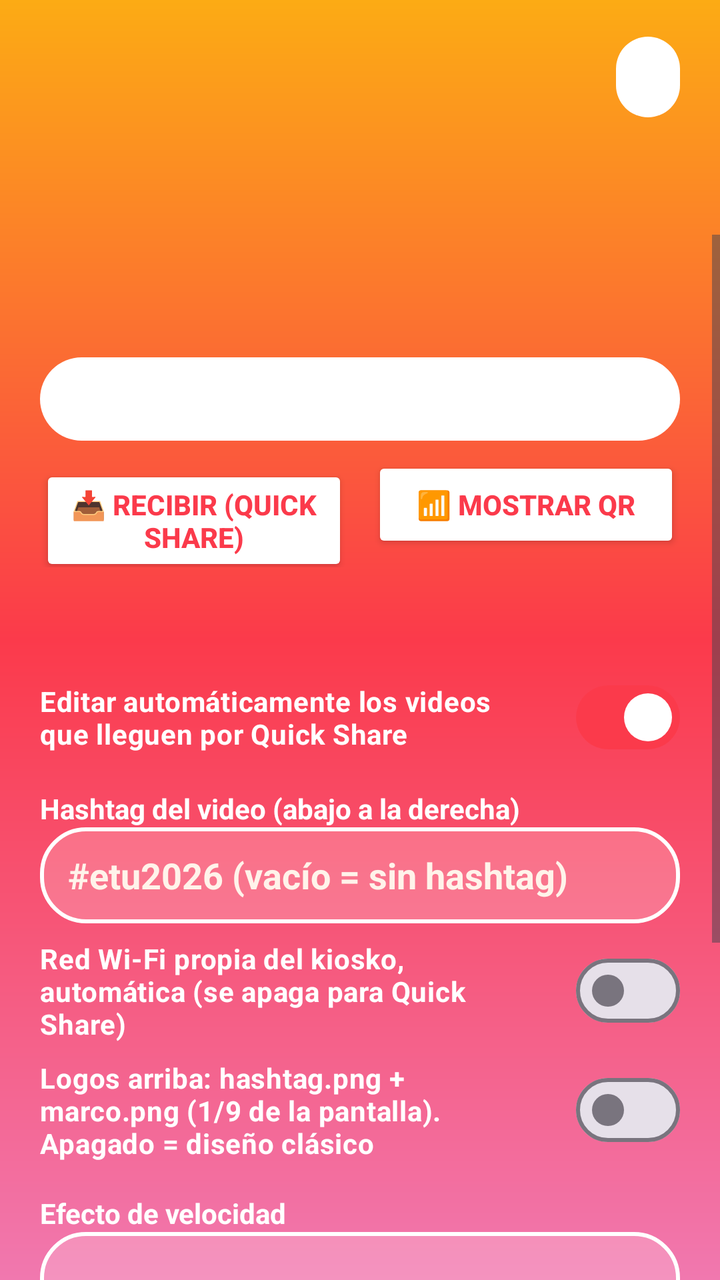
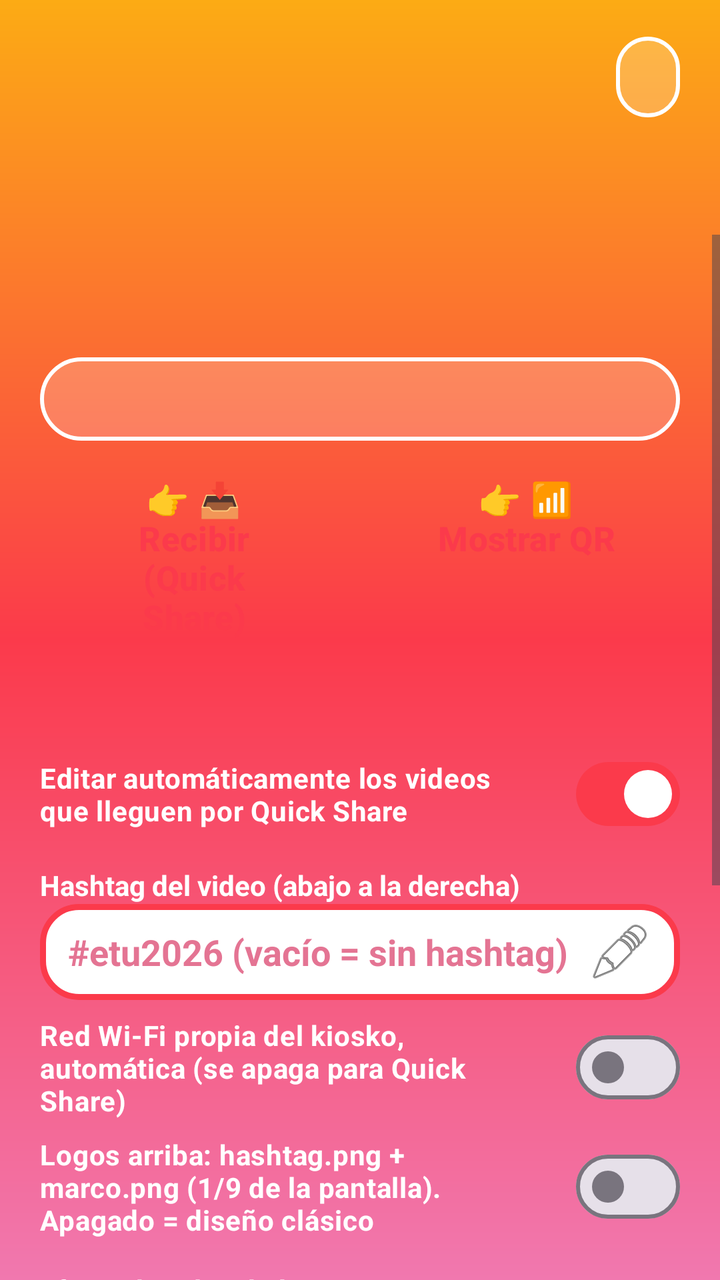

The first picture is an Android layout as it rendered before a commit; the second is the same layout after the commit. The layout source and the unified diff follow.
<!-- AndroidManifest.xml: application theme Theme.Kiosko -->
<!-- res/layout/activity_main.xml -->
<?xml version="1.0" encoding="utf-8"?>
<LinearLayout xmlns:android="http://schemas.android.com/apk/res/android"
    xmlns:app="http://schemas.android.com/apk/res-auto"
    android:layout_width="match_parent"
    android:layout_height="match_parent"
    android:background="@drawable/bg_screen"
    android:orientation="vertical">

    
    <LinearLayout
        android:layout_width="match_parent"
        android:layout_height="wrap_content"
        android:gravity="center_vertical"
        android:orientation="horizontal"
        android:paddingStart="20dp"
        android:paddingTop="16dp"
        android:paddingEnd="20dp">

        <TextView
            android:id="@+id/hashtag"
            android:layout_width="0dp"
            android:layout_height="wrap_content"
            android:layout_weight="1"
            android:rotation="-3"
            android:shadowColor="@color/coral"
            android:shadowDy="4"
            android:shadowRadius="1"
            android:textColor="@color/blanco"
            android:textSize="34sp"
            android:textStyle="bold" />

        <TextView
            android:id="@+id/counter"
            android:layout_width="wrap_content"
            android:layout_height="wrap_content"
            android:background="@drawable/bg_pill"
            android:paddingStart="16dp"
            android:paddingTop="8dp"
            android:paddingEnd="16dp"
            android:paddingBottom="8dp"
            android:textColor="@color/rojo"
            android:textSize="18sp"
            android:textStyle="bold" />
    </LinearLayout>

    <com.google.android.material.tabs.TabLayout
        android:id="@+id/tabs"
        android:layout_width="match_parent"
        android:layout_height="wrap_content"
        android:layout_marginTop="8dp"
        android:background="@android:color/transparent"
        app:tabIndicatorColor="@color/blanco"
        app:tabIndicatorFullWidth="false"
        app:tabIndicatorHeight="4dp"
        app:tabSelectedTextColor="@color/blanco"
        app:tabTextColor="@color/blanco_suave" />

    <FrameLayout
        android:layout_width="match_parent"
        android:layout_height="0dp"
        android:layout_weight="1">

        
        <ScrollView
            android:id="@+id/livePanel"
            android:layout_width="match_parent"
            android:layout_height="match_parent"
            android:fillViewport="true">

            <LinearLayout
                android:layout_width="match_parent"
                android:layout_height="wrap_content"
                android:gravity="center_horizontal"
                android:orientation="vertical"
                android:padding="20dp">

                <TextView
                    android:id="@+id/status"
                    android:layout_width="match_parent"
                    android:layout_height="wrap_content"
                    android:gravity="center"
                    android:textColor="@color/blanco"
                    android:textSize="22sp"
                    android:textStyle="bold" />

                <ProgressBar
                    android:id="@+id/progress"
                    style="?android:attr/progressBarStyleHorizontal"
                    android:layout_width="match_parent"
                    android:layout_height="wrap_content"
                    android:layout_marginTop="12dp"
                    android:max="100"
                    android:progressBackgroundTint="@color/blanco_suave"
                    android:progressTint="@color/blanco"
                    android:visibility="gone" />

                
                <TextView
                    android:id="@+id/modeText"
                    android:layout_width="match_parent"
                    android:layout_height="wrap_content"
                    android:layout_marginTop="12dp"
                    android:background="@drawable/bg_pill"
                    android:gravity="center"
                    android:padding="10dp"
                    android:textColor="@color/rojo"
                    android:textSize="16sp"
                    android:textStyle="bold" />

                <LinearLayout
                    android:layout_width="match_parent"
                    android:layout_height="wrap_content"
                    android:layout_marginTop="8dp"
                    android:orientation="horizontal">

                    <Button
                        android:id="@+id/receiveButton"
                        android:layout_width="0dp"
                        android:layout_height="wrap_content"
                        android:layout_marginEnd="6dp"
                        android:layout_weight="1"
                        android:backgroundTint="@color/blanco"
                        android:text="@string/receive_button"
                        android:textColor="@color/rojo"
                        android:textStyle="bold" />

                    <Button
                        android:id="@+id/shareButton"
                        android:layout_width="0dp"
                        android:layout_height="wrap_content"
                        android:layout_marginStart="6dp"
                        android:layout_weight="1"
                        android:backgroundTint="@color/blanco"
                        android:text="@string/share_button"
                        android:textColor="@color/rojo"
                        android:textStyle="bold" />
                </LinearLayout>

                
                <LinearLayout
                    android:id="@+id/resultRow"
                    android:layout_width="match_parent"
                    android:layout_height="wrap_content"
                    android:layout_marginTop="20dp"
                    android:baselineAligned="false"
                    android:gravity="center"
                    android:orientation="horizontal"
                    android:visibility="gone">

                    <LinearLayout
                        android:layout_width="0dp"
                        android:layout_height="wrap_content"
                        android:layout_marginEnd="12dp"
                        android:layout_weight="1"
                        android:background="@drawable/bg_card"
                        android:gravity="center_horizontal"
                        android:orientation="vertical"
                        android:padding="8dp">

                        <ImageView
                            android:id="@+id/preview"
                            android:layout_width="match_parent"
                            android:layout_height="300dp"
                            android:contentDescription="@string/preview_description"
                            android:scaleType="fitCenter" />

                        <TextView
                            android:id="@+id/previewLabel"
                            android:layout_width="wrap_content"
                            android:layout_height="wrap_content"
                            android:layout_marginTop="6dp"
                            android:textColor="@color/blanco"
                            android:textSize="16sp"
                            android:textStyle="bold" />
                    </LinearLayout>

                    <LinearLayout
                        android:layout_width="0dp"
                        android:layout_height="wrap_content"
                        android:layout_weight="1"
                        android:gravity="center_horizontal"
                        android:orientation="vertical">

                        <ImageView
                            android:id="@+id/qr"
                            android:layout_width="match_parent"
                            android:layout_height="wrap_content"
                            android:adjustViewBounds="true"
                            android:background="@drawable/bg_qr"
                            android:contentDescription="@string/qr_description"
                            android:padding="12dp"
                            android:scaleType="fitCenter" />

                        <TextView
                            android:layout_width="wrap_content"
                            android:layout_height="wrap_content"
                            android:layout_marginTop="10dp"
                            android:background="@drawable/bg_pill"
                            android:paddingStart="14dp"
                            android:paddingTop="6dp"
                            android:paddingEnd="14dp"
                            android:paddingBottom="6dp"
                            android:text="@string/scan_me"
                            android:textColor="@color/rojo"
                            android:textSize="16sp"
                            android:textStyle="bold" />
                    </LinearLayout>
                </LinearLayout>

                <CheckBox
                    android:id="@+id/authorizeCheck"
                    android:layout_width="match_parent"
                    android:layout_height="wrap_content"
                    android:layout_marginTop="14dp"
                    android:background="@drawable/bg_card"
                    android:buttonTint="@color/blanco"
                    android:minHeight="56dp"
                    android:padding="10dp"
                    android:text="@string/authorize"
                    android:textColor="@color/blanco"
                    android:textSize="18sp"
                    android:textStyle="bold"
                    android:visibility="gone" />

                
                <LinearLayout
                    android:id="@+id/wifiRow"
                    android:layout_width="match_parent"
                    android:layout_height="wrap_content"
                    android:layout_marginTop="14dp"
                    android:background="@drawable/bg_card"
                    android:gravity="center_vertical"
                    android:orientation="horizontal"
                    android:padding="10dp"
                    android:visibility="gone">

                    <ImageView
                        android:id="@+id/wifiQr"
                        android:layout_width="130dp"
                        android:layout_height="130dp"
                        android:background="@drawable/bg_qr"
                        android:contentDescription="@string/wifi_qr_description"
                        android:padding="6dp"
                        android:scaleType="fitCenter" />

                    <TextView
                        android:id="@+id/wifiText"
                        android:layout_width="0dp"
                        android:layout_height="wrap_content"
                        android:layout_marginStart="12dp"
                        android:layout_weight="1"
                        android:textColor="@color/blanco"
                        android:textSize="15sp" />
                </LinearLayout>

                <TextView
                    android:id="@+id/url"
                    android:layout_width="wrap_content"
                    android:layout_height="wrap_content"
                    android:layout_marginTop="8dp"
                    android:textColor="@color/blanco_suave"
                    android:textIsSelectable="true"
                    android:textSize="14sp" />

                <com.google.android.material.materialswitch.MaterialSwitch
                    android:id="@+id/autoSwitch"
                    android:layout_width="match_parent"
                    android:layout_height="wrap_content"
                    android:layout_marginTop="24dp"
                    android:checked="true"
                    android:text="@string/auto_process"
                    android:textColor="@color/blanco"
                    android:textStyle="bold" />

                <TextView
                    android:layout_width="match_parent"
                    android:layout_height="wrap_content"
                    android:layout_marginTop="12dp"
                    android:text="@string/hashtag_label"
                    android:textColor="@color/blanco"
                    android:textStyle="bold" />

                <EditText
                    android:id="@+id/hashtagInput"
                    android:layout_width="match_parent"
                    android:layout_height="wrap_content"
                    android:background="@drawable/bg_card"
                    android:hint="@string/hashtag_hint"
                    android:importantForAutofill="no"
                    android:inputType="text"
                    android:maxLength="40"
                    android:minHeight="48dp"
                    android:paddingStart="14dp"
                    android:paddingEnd="14dp"
                    android:textColor="@color/blanco"
                    android:textColorHint="@color/blanco_suave"
                    android:textStyle="bold" />

                <com.google.android.material.materialswitch.MaterialSwitch
                    android:id="@+id/ownNetworkSwitch"
                    android:layout_width="match_parent"
                    android:layout_height="wrap_content"
                    android:layout_marginTop="8dp"
                    android:text="@string/own_network"
                    android:textColor="@color/blanco"
                    android:textStyle="bold" />

                <com.google.android.material.materialswitch.MaterialSwitch
                    android:id="@+id/doubleLogoSwitch"
                    android:layout_width="match_parent"
                    android:layout_height="wrap_content"
                    android:layout_marginTop="8dp"
                    android:text="@string/double_logo"
                    android:textColor="@color/blanco"
                    android:textStyle="bold" />

                <TextView
                    android:id="@+id/doubleLogoWarning"
                    android:layout_width="match_parent"
                    android:layout_height="wrap_content"
                    android:text="@string/double_logo_missing"
                    android:textColor="@color/blanco"
                    android:visibility="gone" />

                <TextView
                    android:layout_width="match_parent"
                    android:layout_height="wrap_content"
                    android:layout_marginTop="16dp"
                    android:text="@string/speed_label"
                    android:textColor="@color/blanco"
                    android:textStyle="bold" />

                <Spinner
                    android:id="@+id/speedSpinner"
                    android:layout_width="match_parent"
                    android:layout_height="wrap_content"
                    android:background="@drawable/bg_card"
                    android:minHeight="48dp"
                    android:popupBackground="@color/blanco" />

                <TextView
                    android:layout_width="match_parent"
                    android:layout_height="wrap_content"
                    android:layout_marginTop="16dp"
                    android:text="@string/music_label"
                    android:textColor="@color/blanco"
                    android:textStyle="bold" />

                <Spinner
                    android:id="@+id/musicSpinner"
                    android:layout_width="match_parent"
                    android:layout_height="wrap_content"
                    android:background="@drawable/bg_card"
                    android:minHeight="48dp"
                    android:popupBackground="@color/blanco" />

                <TextView
                    android:id="@+id/musicWarning"
                    android:layout_width="match_parent"
                    android:layout_height="wrap_content"
                    android:text="@string/music_missing"
                    android:textColor="@color/blanco"
                    android:visibility="gone" />

                <Button
                    android:id="@+id/pickButton"
                    android:layout_width="match_parent"
                    android:layout_height="wrap_content"
                    android:layout_marginTop="16dp"
                    android:backgroundTint="@color/blanco"
                    android:text="@string/pick_video"
                    android:textColor="@color/rojo"
                    android:textStyle="bold" />

                <TextView
                    android:id="@+id/networkInfo"
                    android:layout_width="match_parent"
                    android:layout_height="wrap_content"
                    android:layout_marginTop="16dp"
                    android:textColor="@color/blanco_suave"
                    android:textSize="13sp" />

                <TextView
                    android:id="@+id/folderInfo"
                    android:layout_width="match_parent"
                    android:layout_height="wrap_content"
                    android:layout_marginTop="8dp"
                    android:textColor="@color/blanco_suave"
                    android:textSize="12sp" />
            </LinearLayout>
        </ScrollView>

        
        <LinearLayout
            android:id="@+id/historyPanel"
            android:layout_width="match_parent"
            android:layout_height="match_parent"
            android:orientation="vertical"
            android:paddingStart="12dp"
            android:paddingEnd="12dp"
            android:visibility="gone">

            <TextView
                android:id="@+id/historyCount"
                android:layout_width="match_parent"
                android:layout_height="wrap_content"
                android:padding="8dp"
                android:textColor="@color/blanco"
                android:textStyle="bold" />

            <TextView
                android:id="@+id/historyEmpty"
                android:layout_width="match_parent"
                android:layout_height="wrap_content"
                android:gravity="center"
                android:padding="32dp"
                android:text="@string/history_empty"
                android:textColor="@color/blanco"
                android:textSize="16sp"
                android:visibility="gone" />

            <androidx.recyclerview.widget.RecyclerView
                android:id="@+id/historyList"
                android:layout_width="match_parent"
                android:layout_height="0dp"
                android:layout_weight="1"
                android:clipToPadding="false"
                android:paddingBottom="16dp" />
        </LinearLayout>
    </FrameLayout>
</LinearLayout>
<!-- resources referenced by this layout -->
<resources>
  <color name="blanco">#FFFFFF</color>
  <color name="blanco_suave">#FFF3EA</color>
  <color name="coral">#F54945</color>
  <color name="rojo">#FB3A4B</color>
  <!-- drawable bg_card (drawable) -->
  <?xml version="1.0" encoding="utf-8"?>
  <shape xmlns:android="http://schemas.android.com/apk/res/android">
      <solid android:color="@color/fondo_tarjeta" />
      <stroke android:width="2dp" android:color="@color/blanco" />
      <corners android:radius="22dp" />
  </shape>
  <!-- drawable bg_pill (drawable) -->
  <?xml version="1.0" encoding="utf-8"?>
  <shape xmlns:android="http://schemas.android.com/apk/res/android">
      <solid android:color="@color/blanco" />
      <corners android:radius="999dp" />
  </shape>
  <!-- drawable bg_qr (drawable) -->
  <?xml version="1.0" encoding="utf-8"?>
  <shape xmlns:android="http://schemas.android.com/apk/res/android">
      <solid android:color="@color/blanco" />
      <stroke android:width="5dp" android:color="@color/coral" />
      <corners android:radius="22dp" />
  </shape>
  <!-- drawable bg_screen (drawable) -->
  <?xml version="1.0" encoding="utf-8"?>
  <shape xmlns:android="http://schemas.android.com/apk/res/android">
      <gradient
          android:angle="300"
          android:centerColor="@color/rojo"
          android:endColor="@color/rosa"
          android:startColor="@color/amarillo"
          android:type="linear" />
  </shape>
  <string name="authorize">Autorizo compartir mi video en redes sociales</string>
  <string name="auto_process">Editar automáticamente los videos que lleguen por Quick Share</string>
  <string name="double_logo">Logos arriba: hashtag.png + marco.png (1/9 de la pantalla). Apagado = diseño clásico</string>
  <string name="double_logo_missing">⚠️ No se encontró hashtag.png en Download &gt; INSUMOS: se usará el diseño clásico.</string>
  <string name="hashtag_hint">#etu2026 (vacío = sin hashtag)</string>
  <string name="hashtag_label">Hashtag del video (abajo a la derecha)</string>
  <string name="history_empty">Todavía no hay videos procesados.</string>
  <string name="music_label">Canción</string>
  <string name="music_missing">No se encontraron canciones. Copia los .mp3 en Almacenamiento interno &gt; Download &gt; INSUMOS y da permiso de \"Música y audio\" a la app.</string>
  <string name="own_network">Red Wi-Fi propia del kiosko, automática (se apaga para Quick Share)</string>
  <string name="pick_video">Elegir un video manualmente</string>
  <string name="preview_description">Vista previa del video a compartir</string>
  <string name="qr_description">Código QR para descargar el video</string>
  <string name="receive_button">📥 Recibir (Quick Share)</string>
  <string name="scan_me">Escanéame 📲</string>
  <string name="share_button">📶 Mostrar QR</string>
  <string name="speed_label">Efecto de velocidad</string>
  <string name="wifi_qr_description">QR para conectarse a la red Wi-Fi del kiosko</string>
  <color name="fondo_tarjeta">#33FFFFFF</color>
  <color name="rosa">#F178AF</color>
  <color name="amarillo">#FCAB14</color>
  <color name="naranja">#F68425</color>
  <!-- unchanged entries left out for length: 1 -->
</resources>

<!-- the commit's change to res/layout/activity_main.xml (unified diff, before → after) -->
@@ -33,12 +33,12 @@
             android:id="@+id/counter"
             android:layout_width="wrap_content"
             android:layout_height="wrap_content"
-            android:background="@drawable/bg_pill"
+            android:background="@drawable/bg_card"
             android:paddingStart="16dp"
             android:paddingTop="8dp"
             android:paddingEnd="16dp"
             android:paddingBottom="8dp"
-            android:textColor="@color/rojo"
+            android:textColor="@color/blanco"
             android:textSize="18sp"
             android:textStyle="bold" />
     </LinearLayout>
@@ -94,16 +94,25 @@
                     android:progressTint="@color/blanco"
                     android:visibility="gone" />
 
+                <Button
+                    android:id="@+id/notificationAccessButton"
+                    style="@style/KioskButton"
+                    android:layout_width="match_parent"
+                    android:layout_height="wrap_content"
+                    android:layout_marginTop="12dp"
+                    android:text="@string/notification_access"
+                    android:visibility="gone" />
+
                 
                 <TextView
                     android:id="@+id/modeText"
                     android:layout_width="match_parent"
                     android:layout_height="wrap_content"
                     android:layout_marginTop="12dp"
-                    android:background="@drawable/bg_pill"
+                    android:background="@drawable/bg_card"
                     android:gravity="center"
                     android:padding="10dp"
-                    android:textColor="@color/rojo"
+                    android:textColor="@color/blanco"
                     android:textSize="16sp"
                     android:textStyle="bold" />
 
@@ -114,26 +123,22 @@
                     android:orientation="horizontal">
 
                     <Button
+                        style="@style/KioskButton"
                         android:id="@+id/receiveButton"
                         android:layout_width="0dp"
                         android:layout_height="wrap_content"
                         android:layout_marginEnd="6dp"
                         android:layout_weight="1"
-                        android:backgroundTint="@color/blanco"
-                        android:text="@string/receive_button"
-                        android:textColor="@color/rojo"
-                        android:textStyle="bold" />
+                        android:text="@string/receive_button" />
 
                     <Button
+                        style="@style/KioskButton"
                         android:id="@+id/shareButton"
                         android:layout_width="0dp"
                         android:layout_height="wrap_content"
                         android:layout_marginStart="6dp"
                         android:layout_weight="1"
-                        android:backgroundTint="@color/blanco"
-                        android:text="@string/share_button"
-                        android:textColor="@color/rojo"
-                        android:textStyle="bold" />
+                        android:text="@string/share_button" />
                 </LinearLayout>
 
                 
@@ -175,33 +180,27 @@
                     </LinearLayout>
 
                     <LinearLayout
-                        android:layout_width="0dp"
+                        android:layout_width="wrap_content"
                         android:layout_height="wrap_content"
-                        android:layout_weight="1"
                         android:gravity="center_horizontal"
                         android:orientation="vertical">
 
+                        
                         <ImageView
                             android:id="@+id/qr"
-                            android:layout_width="match_parent"
-                            android:layout_height="wrap_content"
-                            android:adjustViewBounds="true"
+                            android:layout_width="180dp"
+                            android:layout_height="180dp"
                             android:background="@drawable/bg_qr"
                             android:contentDescription="@string/qr_description"
-                            android:padding="12dp"
+                            android:padding="8dp"
                             android:scaleType="fitCenter" />
 
                         <TextView
                             android:layout_width="wrap_content"
                             android:layout_height="wrap_content"
-                            android:layout_marginTop="10dp"
-                            android:background="@drawable/bg_pill"
-                            android:paddingStart="14dp"
-                            android:paddingTop="6dp"
-                            android:paddingEnd="14dp"
-                            android:paddingBottom="6dp"
+                            android:layout_marginTop="8dp"
                             android:text="@string/scan_me"
-                            android:textColor="@color/rojo"
+                            android:textColor="@color/blanco"
                             android:textSize="16sp"
                             android:textStyle="bold" />
                     </LinearLayout>
@@ -212,12 +211,13 @@
                     android:layout_width="match_parent"
                     android:layout_height="wrap_content"
                     android:layout_marginTop="14dp"
-                    android:background="@drawable/bg_card"
-                    android:buttonTint="@color/blanco"
-                    android:minHeight="56dp"
+                    android:background="@drawable/bg_interactive"
+                    android:buttonTint="@color/rojo"
+                    android:elevation="6dp"
+                    android:minHeight="60dp"
                     android:padding="10dp"
                     android:text="@string/authorize"
-                    android:textColor="@color/blanco"
+                    android:textColor="@color/rojo"
                     android:textSize="18sp"
                     android:textStyle="bold"
                     android:visibility="gone" />
@@ -284,7 +284,8 @@
                     android:id="@+id/hashtagInput"
                     android:layout_width="match_parent"
                     android:layout_height="wrap_content"
-                    android:background="@drawable/bg_card"
+                    android:background="@drawable/bg_interactive"
+                    android:drawableEnd="@android:drawable/ic_menu_edit"
                     android:hint="@string/hashtag_hint"
                     android:importantForAutofill="no"
                     android:inputType="text"
@@ -292,8 +293,8 @@
                     android:minHeight="48dp"
                     android:paddingStart="14dp"
                     android:paddingEnd="14dp"
-                    android:textColor="@color/blanco"
-                    android:textColorHint="@color/blanco_suave"
+                    android:textColor="@color/rojo"
+                    android:textColorHint="@color/rosa_viejo"
                     android:textStyle="bold" />
 
                 <com.google.android.material.materialswitch.MaterialSwitch
@@ -334,8 +335,10 @@
                     android:id="@+id/speedSpinner"
                     android:layout_width="match_parent"
                     android:layout_height="wrap_content"
-                    android:background="@drawable/bg_card"
-                    android:minHeight="48dp"
+                    android:background="@drawable/bg_interactive"
+                    android:elevation="6dp"
+                    android:minHeight="56dp"
+                    android:paddingStart="8dp"
                     android:popupBackground="@color/blanco" />
 
                 <TextView
@@ -350,8 +353,10 @@
                     android:id="@+id/musicSpinner"
                     android:layout_width="match_parent"
                     android:layout_height="wrap_content"
-                    android:background="@drawable/bg_card"
-                    android:minHeight="48dp"
+                    android:background="@drawable/bg_interactive"
+                    android:elevation="6dp"
+                    android:minHeight="56dp"
+                    android:paddingStart="8dp"
                     android:popupBackground="@color/blanco" />
 
                 <TextView
@@ -364,13 +369,11 @@
 
                 <Button
                     android:id="@+id/pickButton"
+                    style="@style/KioskButton"
                     android:layout_width="match_parent"
                     android:layout_height="wrap_content"
                     android:layout_marginTop="16dp"
-                    android:backgroundTint="@color/blanco"
-                    android:text="@string/pick_video"
-                    android:textColor="@color/rojo"
-                    android:textStyle="bold" />
+                    android:text="@string/pick_video" />
 
                 <TextView
                     android:id="@+id/networkInfo"
<!-- resource entries referenced after the edit -->
@@ -4,6 +4,7 @@
   <color name="blanco_suave">#FFF3EA</color>
   <color name="coral">#F54945</color>
   <color name="rojo">#FB3A4B</color>
+  <color name="rosa_viejo">#E47493</color>
   <!-- drawable bg_card (drawable) -->
   <?xml version="1.0" encoding="utf-8"?>
   <shape xmlns:android="http://schemas.android.com/apk/res/android">
@@ -11,11 +12,12 @@
       <stroke android:width="2dp" android:color="@color/blanco" />
       <corners android:radius="22dp" />
   </shape>
-  <!-- drawable bg_pill (drawable) -->
+  <!-- drawable bg_interactive (drawable) -->
   <?xml version="1.0" encoding="utf-8"?>
   <shape xmlns:android="http://schemas.android.com/apk/res/android">
       <solid android:color="@color/blanco" />
-      <corners android:radius="999dp" />
+      <stroke android:width="3dp" android:color="@color/rojo" />
+      <corners android:radius="18dp" />
   </shape>
   <!-- drawable bg_qr (drawable) -->
   <?xml version="1.0" encoding="utf-8"?>
@@ -43,15 +45,29 @@
   <string name="history_empty">Todavía no hay videos procesados.</string>
   <string name="music_label">Canción</string>
   <string name="music_missing">No se encontraron canciones. Copia los .mp3 en Almacenamiento interno &gt; Download &gt; INSUMOS y da permiso de \"Música y audio\" a la app.</string>
+  <string name="notification_access">🔔 Activar recepción automática de Quick Share</string>
   <string name="own_network">Red Wi-Fi propia del kiosko, automática (se apaga para Quick Share)</string>
-  <string name="pick_video">Elegir un video manualmente</string>
+  <string name="pick_video">👉 🎞️ Elegir un video manualmente</string>
   <string name="preview_description">Vista previa del video a compartir</string>
   <string name="qr_description">Código QR para descargar el video</string>
-  <string name="receive_button">📥 Recibir (Quick Share)</string>
+  <string name="receive_button">👉 📥 Recibir (Quick Share)</string>
   <string name="scan_me">Escanéame 📲</string>
-  <string name="share_button">📶 Mostrar QR</string>
+  <string name="share_button">👉 📶 Mostrar QR</string>
   <string name="speed_label">Efecto de velocidad</string>
   <string name="wifi_qr_description">QR para conectarse a la red Wi-Fi del kiosko</string>
+  <style name="KioskButton" parent="Widget.Material3.Button">
+          <item name="backgroundTint">@color/blanco</item>
+          <item name="android:textColor">@color/rojo</item>
+          <item name="android:textSize">17sp</item>
+          <item name="android:textStyle">bold</item>
+          <item name="android:textAllCaps">false</item>
+          <item name="android:minHeight">62dp</item>
+          <item name="strokeColor">@color/rojo</item>
+          <item name="strokeWidth">3dp</item>
+          <item name="cornerRadius">31dp</item>
+          <item name="android:elevation">8dp</item>
+          <item name="android:stateListAnimator">@null</item>
+      </style>
   <color name="fondo_tarjeta">#33FFFFFF</color>
   <color name="rosa">#F178AF</color>
   <color name="amarillo">#FCAB14</color>
